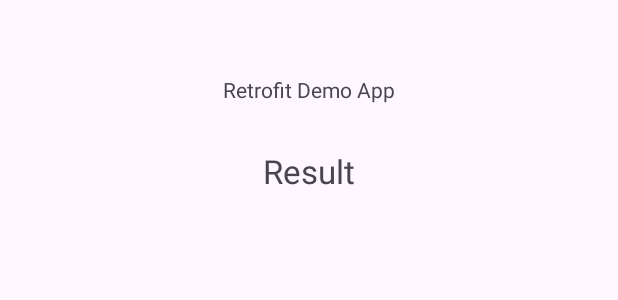
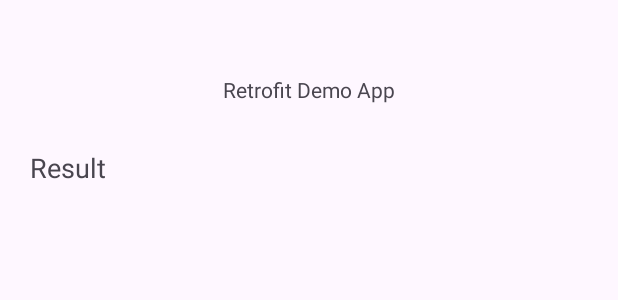
Before and after one commit to aswinkeSupot/kotlin-RetrofitDemoApp, an Android app: the layout activity_main.xml on its own in the app's theme, with its tools: preview values and no code run, on a phone screen of 412 x 824 dp. Shown: the top 300 px of the screen. Run offline under Robolectric (Android 15) with nearby library versions, the phone set to English and light mode, and no system bars; network calls fail.

Commit message:
App finish

```diff
--- a/app/src/main/AndroidManifest.xml
+++ b/app/src/main/AndroidManifest.xml
@@ -1,6 +1,11 @@
 <?xml version="1.0" encoding="utf-8"?>
 <manifest xmlns:android="http://schemas.android.com/apk/res/android"
     xmlns:tools="http://schemas.android.com/tools">
+
+    <uses-permission android:name="android.permission.INTERNET"/>
+    <uses-permission android:name="android.permission.ACCESS_NETWORK_STATE"/>
+    <uses-permission android:name="android.permission.ACCESS_WIFI_STATE"/>
+
 
     <application
         android:allowBackup="true"
--- a/app/src/main/java/com/aswin/retrofitdemoapp/model/CompaniesList.kt
+++ b/app/src/main/java/com/aswin/retrofitdemoapp/model/CompaniesList.kt
@@ -1,6 +1,6 @@
 package com.aswin.retrofitdemoapp.model
 
-/** JSON SAMPLE - API: https://testapi.devtoolsdaily.com/companies/
+/** JSON SAMPLE - API: https://testapi.devtoolsdaily.com/companies
  * [
  *   {
  *     "name": "Walt Disney",
--- a/app/src/main/res/layout/activity_main.xml
+++ b/app/src/main/res/layout/activity_main.xml
@@ -8,7 +8,12 @@
         android:layout_width="match_parent"
         android:layout_height="match_parent"
         tools:context=".MainActivity">
-
+        <ScrollView
+            android:layout_width="match_parent"
+            android:layout_height="match_parent">
+            <androidx.constraintlayout.widget.ConstraintLayout
+                android:layout_width="match_parent"
+                android:layout_height="match_parent">
                 <TextView
                     android:id="@+id/tvTitle"
                     android:layout_width="wrap_content"
@@ -21,14 +26,21 @@
 
                 <TextView
                     android:id="@+id/tvResult"
-            android:layout_width="wrap_content"
+                    android:layout_width="match_parent"
                     android:layout_height="wrap_content"
-            android:text="Result"
-            android:textSize="22sp"
+                    android:paddingLeft="20dp"
+                    android:paddingRight="20dp"
+                    tools:text="Result"
+                    android:textSize="18sp"
                     android:layout_marginTop="30dp"
                     app:layout_constraintEnd_toEndOf="parent"
                     app:layout_constraintStart_toStartOf="parent"
                     app:layout_constraintTop_toBottomOf="@+id/tvTitle" />
 
+
+            </androidx.constraintlayout.widget.ConstraintLayout>
+        </ScrollView>
+
+
     </androidx.constraintlayout.widget.ConstraintLayout>
 </layout>
```
Also changed, not shown: app/build.gradle.kts (+8 -0 lines), app/src/main/java/com/aswin/retrofitdemoapp/MainActivity.kt (+35 -3 lines), app/src/main/java/com/aswin/retrofitdemoapp/retrofit/RetrofitInstance.kt (added, +23 -0 lines), app/src/main/java/com/aswin/retrofitdemoapp/retrofit/RetrofitService.kt (added, +15 -0 lines), 1 other file. Lines whose indentation alone changed are shown as unchanged.
